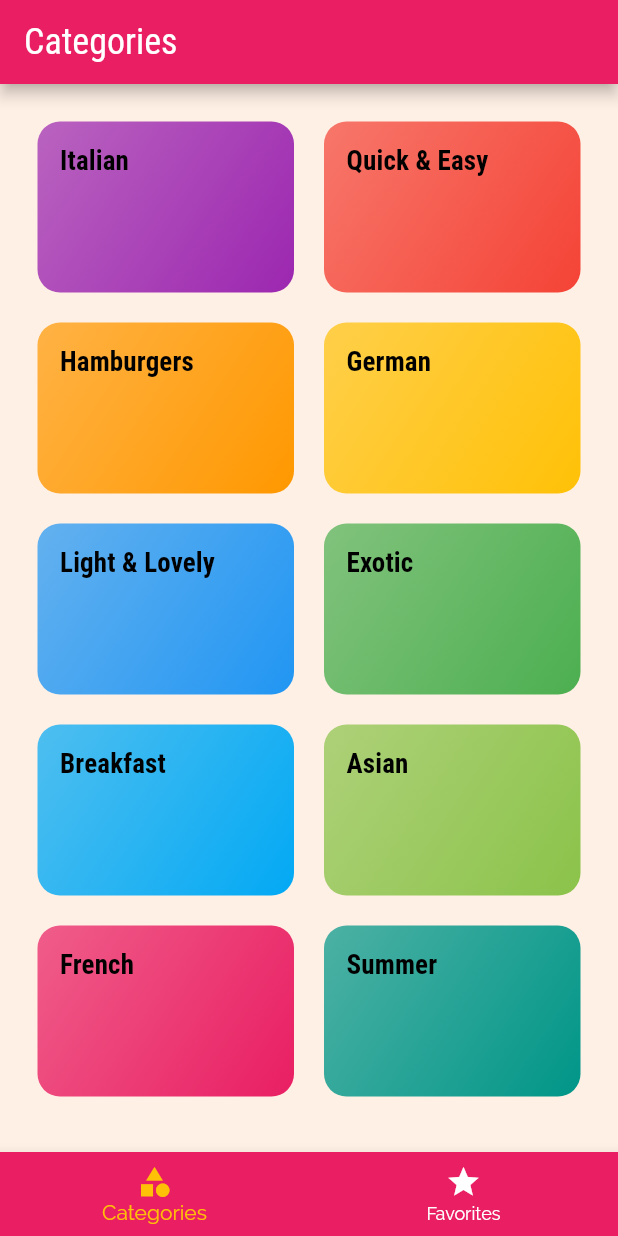
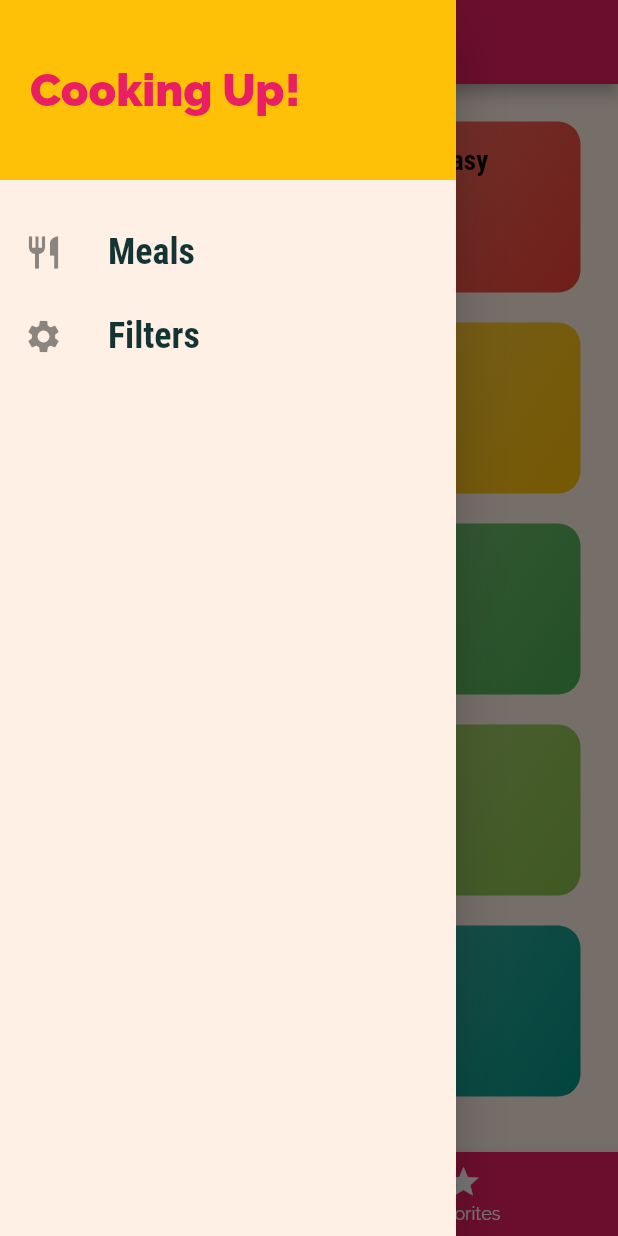
Before and after one commit to gazaradmin/delimeal, a Flutter app: the screen it shows after launch, with the side drawer open (before the commit the screen has no drawer), on a phone screen of 412 x 824 dp. Run offline on Flutter 3.47's test engine with Material 2 defaults, Android fonts, the phone set to English and light mode, and no system bars.

Commit message:
add drawer and links

```diff
--- a/lib/main.dart
+++ b/lib/main.dart
@@ -3,6 +3,7 @@ import 'package:flutter/material.dart';
 import 'screens/meal_detail_screen.dart';
 import 'screens/tabs_screen.dart';
 import 'screens/categories_screen.dart';
+import 'screens/filters_screen.dart';
 import 'screens/category_meals_screen.dart';
 
 void main() {
@@ -50,7 +51,8 @@ class MyApp extends StatelessWidget {
       routes: {
         '/': (_) => const TabsScreen(),
         '/category-meals': (_) => const CategoryMealsScreen(),
-        const MealDetailScreen().routeName: (_) => const MealDetailScreen(),
+        FiltersScreen.routeName: (_) => const FiltersScreen(),
+        MealDetailScreen.routeName: (_) => const MealDetailScreen(),
       },
       onUnknownRoute: (settings) =>
           MaterialPageRoute(builder: (_) => const CategoriesScreen()),
--- /dev/null
+++ b/lib/screens/filters_screen.dart
@@ -0,0 +1,14 @@
+import 'package:flutter/material.dart';
+
+class FiltersScreen extends StatelessWidget {
+  static const routeName = '/filters';
+
+  const FiltersScreen({super.key});
+
+  @override
+  Widget build(BuildContext context) {
+    return const Center(
+      child: Text('Filters Screen!'),
+    );
+  }
+}
--- a/lib/screens/tabs_screen.dart
+++ b/lib/screens/tabs_screen.dart
@@ -1,3 +1,4 @@
+import '../widgets/main_drawer.dart';
 import 'package:flutter/material.dart';
 
 import './categories_screen.dart';
@@ -30,6 +31,7 @@ class _TabsScreenState extends State<TabsScreen> {
       appBar: AppBar(
         title: Text(_pages[_selectPageIndex]['title'] as String),
       ),
+      drawer: const MainDrawer(),
       body: _pages[_selectPageIndex]['page'] as Widget,
       bottomNavigationBar: BottomNavigationBar(
         backgroundColor: Theme.of(context).primaryColor,
--- /dev/null
+++ b/lib/widgets/main_drawer.dart
@@ -0,0 +1,56 @@
+import 'package:flutter/material.dart';
+import '../screens/filters_screen.dart';
+
+class MainDrawer extends StatelessWidget {
+  const MainDrawer({super.key});
+
+  Widget buildListTile(String title, IconData icon, VoidCallback tapHandler) {
+    return ListTile(
+      leading: Icon(
+        icon,
+        size: 26,
+      ),
+      title: Text(
+        title,
+        style: const TextStyle(
+          fontFamily: 'RobotoCondensed',
+          fontSize: 24,
+          fontWeight: FontWeight.bold,
+        ),
+      ),
+      onTap: tapHandler,
+    );
+  }
+
+  @override
+  Widget build(BuildContext context) {
+    return Drawer(
+      child: Column(children: [
+        Container(
+          height: 120,
+          width: double.infinity,
+          padding: const EdgeInsets.all(20),
+          alignment: Alignment.centerLeft,
+          color: Theme.of(context).secondaryHeaderColor,
+          child: Text(
+            'Cooking Up!',
+            style: TextStyle(
+              fontWeight: FontWeight.w900,
+              fontSize: 30,
+              color: Theme.of(context).primaryColor,
+            ),
+          ),
+        ),
+        const SizedBox(height: 20),
+        buildListTile('Meals', Icons.restaurant, () {
+          Navigator.of(context).pushNamed('/');
+        }),
+        buildListTile('Filters', Icons.settings, () {
+          Navigator.of(context).pushNamed(
+            FiltersScreen.routeName,
+          );
+        }),
+      ]),
+    );
+  }
+}
```
Also changed, not shown: lib/screens/category_meals_screen.dart (+45 -20 lines), lib/screens/meal_detail_screen.dart (+7 -1 lines), lib/widgets/meal_item.dart (+10 -4 lines).
